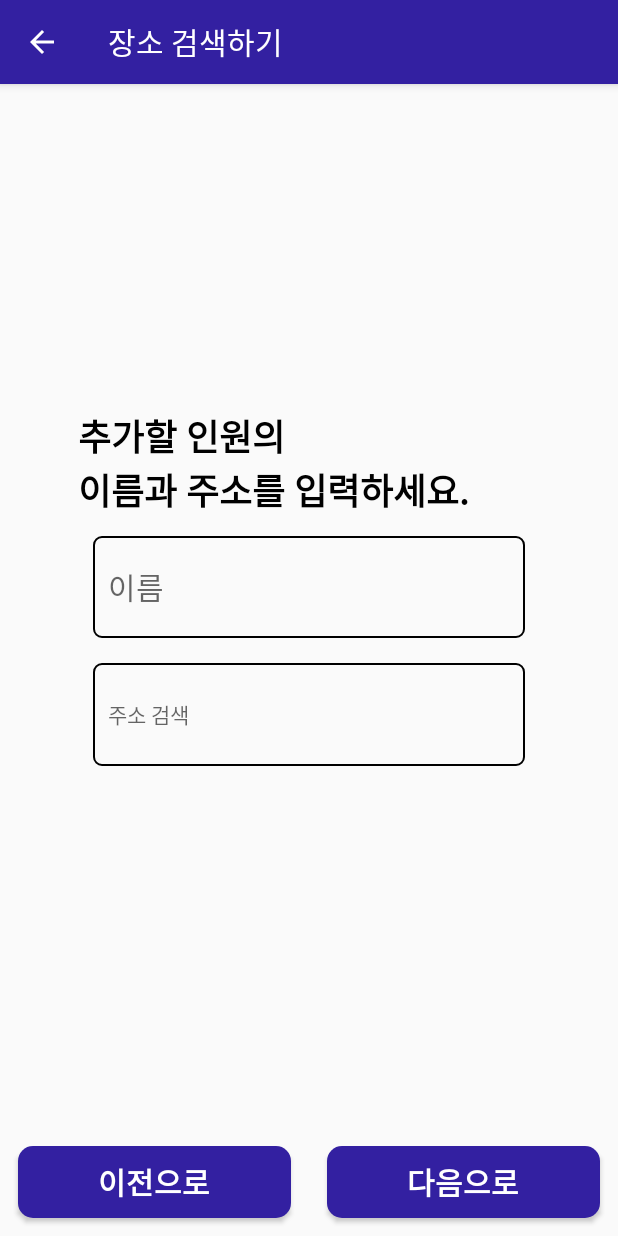
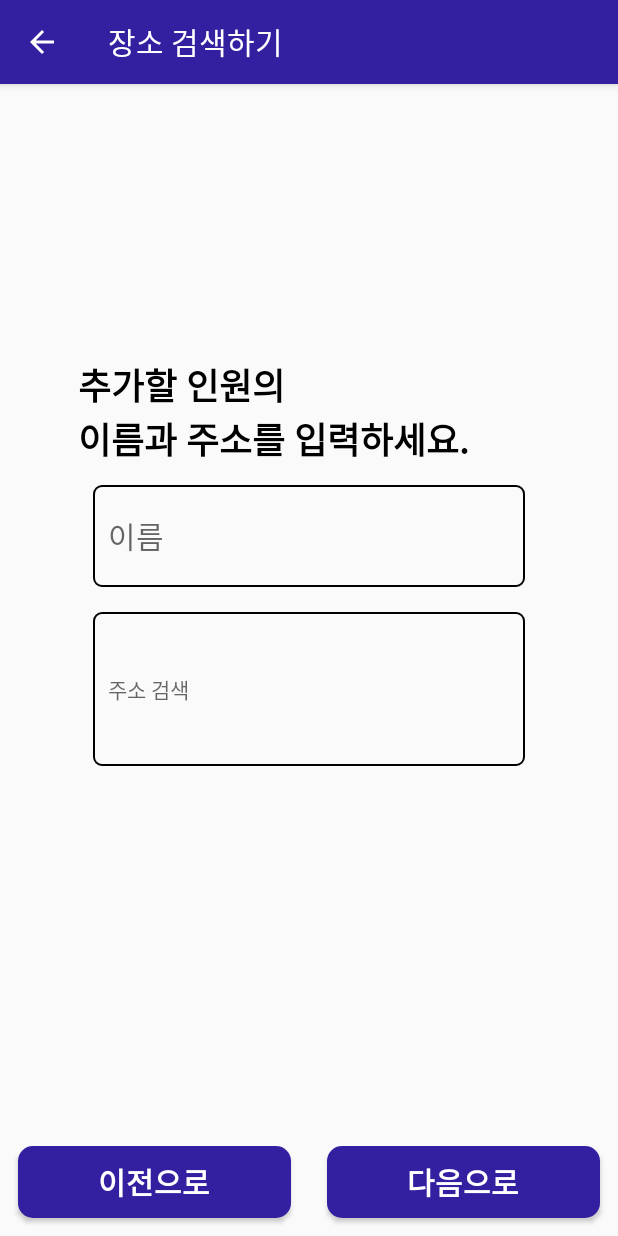
Before and after one commit to TEAM-MeetHere/MeetHere, an Android app: the fragment SetLocation3InputAddress placed in its activity, on a phone screen of 412 x 824 dp. Run offline under Robolectric (Android 15) with nearby library versions, the phone set to English and light mode, and no system bars.

Commit message:
회원가입시 주소 입력 칸 반영

```diff
--- a/app/src/main/res/layout/activity_register.xml
+++ b/app/src/main/res/layout/activity_register.xml
@@ -145,11 +145,12 @@
         android:layout_marginRight="40dp"
         android:layout_weight="2"
         android:background="@drawable/border"
+        android:focusableInTouchMode="false"
         android:gravity="left|center_vertical"
         android:hint="주소 검색"
         android:paddingLeft="10dp"
         android:textColor="@color/black"
-        android:textSize="18sp" />
+        android:textSize="14sp" />
 
     <TextView
         android:layout_width="wrap_content"
--- a/app/src/main/res/layout/fragment_set_location3_input_address.xml
+++ b/app/src/main/res/layout/fragment_set_location3_input_address.xml
@@ -14,7 +14,7 @@
         <Space
             android:layout_width="match_parent"
             android:layout_height="0dp"
-            android:layout_weight="6" />
+            android:layout_weight="5" />
 
         <TextView
             android:id="@+id/textView"
@@ -62,7 +62,7 @@
             android:layout_gravity="center"
             android:layout_marginLeft="50dp"
             android:layout_marginRight="50dp"
-            android:layout_weight="2"
+            android:layout_weight="3"
             android:background="@drawable/border"
             android:ems="10"
             android:focusableInTouchMode="false"
--- a/app/src/main/res/layout/item_address.xml
+++ b/app/src/main/res/layout/item_address.xml
@@ -3,7 +3,7 @@
     xmlns:app="http://schemas.android.com/apk/res-auto"
     xmlns:tools="http://schemas.android.com/tools"
     android:layout_width="match_parent"
-    android:layout_height="40dp"
+    android:layout_height="60dp"
     android:orientation="horizontal"
     android:weightSum="20">
 
@@ -33,8 +33,8 @@
         android:id="@+id/btnDeleteAddress"
         android:layout_width="0dp"
         android:layout_height="match_parent"
-        android:layout_marginTop="5dp"
-        android:layout_marginBottom="5dp"
+        android:layout_marginTop="10dp"
+        android:layout_marginBottom="10dp"
         android:layout_weight="2"
         android:background="@drawable/button_color_drawable3"
         android:text="X" />
```
Also changed, not shown: app/src/main/java/com/example/meethere/activity/RegisterActivity.kt (+22 -2 lines).
